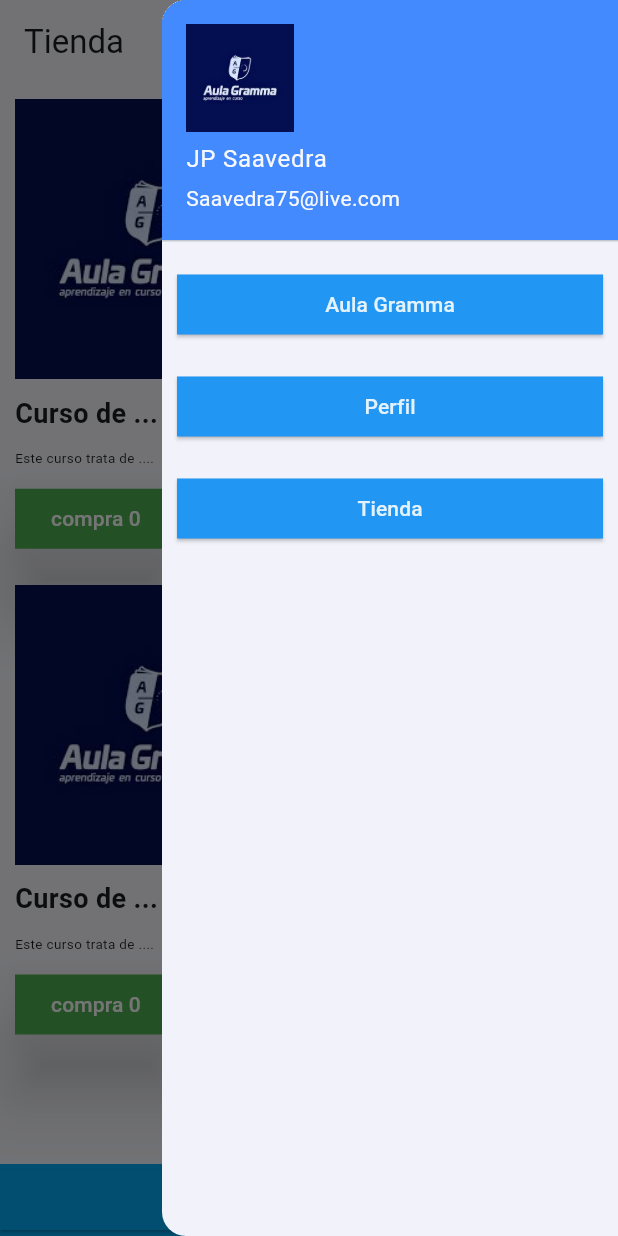
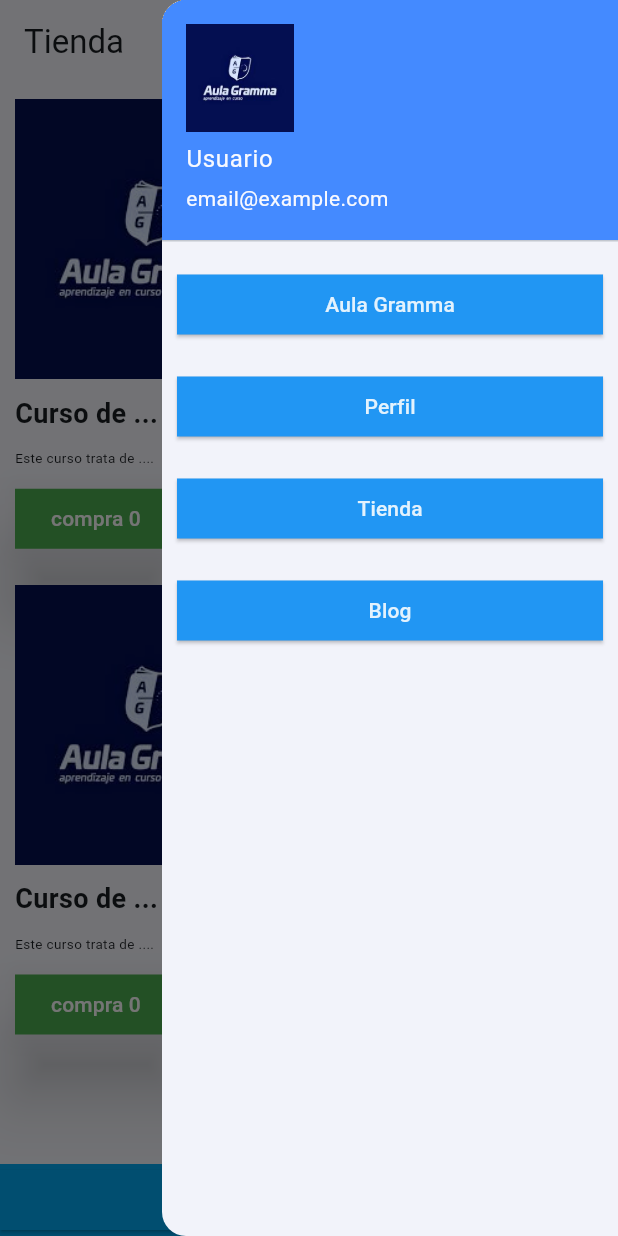
Before and after one commit to JuanPabloSaavedraRamirez/AppAulaGrama, a Flutter app: the tienda screen opened directly, in the side drawer, after a tap on "Confirmar compra", on a phone screen of 412 x 824 dp. Run offline on Flutter 3.47's test engine with Material 3 defaults, Android fonts, the phone set to English and light mode, and no system bars; our stand-ins replace image_cropper, image_picker, shared_preferences; accounts and stored records are empty.

Commit message:
cambios en mi

```diff
--- a/lib/main.dart
+++ b/lib/main.dart
@@ -1,7 +1,5 @@
-import 'package:app_aulagramma/login.dart';
 import 'package:app_aulagramma/register.dart';
-import 'package:flutter/material.dart'; //Este es para android
-import 'tienda.dart';
+import 'package:flutter/material.dart';
 
 void main(){
   runApp(app());
--- a/lib/menu.dart
+++ b/lib/menu.dart
@@ -1,25 +1,48 @@
+import 'package:app_aulagramma/blog.dart';
 import 'package:app_aulagramma/home.dart';
 import 'package:app_aulagramma/perfil.dart';
 import 'package:app_aulagramma/tienda.dart';
 import 'package:flutter/material.dart';
 import 'package:shared_preferences/shared_preferences.dart';
 
-class Menu extends StatelessWidget {
+class Menu extends StatefulWidget {
   const Menu({super.key});
 
-  Future<Map<String, String>> obtenerDatos() async {
+  @override
+  _MenuState createState() => _MenuState();
+}
+
+class _MenuState extends State<Menu> {
+  String username = '';
+  String email = '';
+  String age = '';
+  String number = '';
+
+  @override
+  void initState() {
+    super.initState();
+    obtenerDatos();
+  }
+
+  Future<void> obtenerDatos() async {
     final SharedPreferences prefs = await SharedPreferences.getInstance();
-    String username = prefs.getString("usuario") ?? '';
-    String email = prefs.getString("correo") ?? '';
-    String age = prefs.getString("edad") ?? '';
-    String number = prefs.getString("numero") ?? '';
 
-    return {
-      'username': username,
-      'email': email,
-      'age': age,
-      'number': number,
-    };
+    String regUsername = prefs.getString('username') ?? '';
+    String regEmail = prefs.getString('email') ?? '';
+    String regAge = prefs.getString('age') ?? '';
+    String regNumber = prefs.getString('number') ?? '';
+
+    String loginUsername = prefs.getString('loginUsername') ?? '';
+    String loginEmail = prefs.getString('loginEmail') ?? '';
+    String loginAge = prefs.getString('loginAge') ?? '';
+    String loginNumber = prefs.getString('loginNumber') ?? '';
+
+    setState(() {
+      username = regUsername.isNotEmpty ? regUsername : loginUsername;
+      email = regEmail.isNotEmpty ? regEmail : loginEmail;
+      age = regAge.isNotEmpty ? regAge : loginAge;
+      number = regNumber.isNotEmpty ? regNumber : loginNumber;
+    });
   }
 
   @override
@@ -28,8 +51,8 @@
       child: ListView(
         children: [
           UserAccountsDrawerHeader(
-            accountName: Text("JP Saavedra"),
-            accountEmail: Text("Saavedra75@live.com"),
+            accountName: Text(username.isNotEmpty ? username : "Usuario"),
+            accountEmail: Text(email.isNotEmpty ? email : "email@example.com"),
             currentAccountPicture: Image.asset("Imagenes/LogoAulagramma.jpeg"),
             decoration: BoxDecoration(
               color: Colors.blueAccent,
@@ -38,8 +61,7 @@
           Container(
             margin: EdgeInsets.all(10),
             child: ElevatedButton(
-              onPressed: () async {
-
+              onPressed: () {
                 Navigator.of(context).push(
                   MaterialPageRoute(
                     builder: (BuildContext context) {
@@ -71,16 +93,14 @@
             margin: EdgeInsets.all(10),
             child: ElevatedButton(
               onPressed: () async {
-                final datos = await obtenerDatos();
-
                 Navigator.of(context).push(
                   MaterialPageRoute(
                     builder: (BuildContext context) {
                       return Perfil(
-                        username: datos['username']!,
-                        email: datos['email']!,
-                        age: datos['age']!,
-                        number: datos['number']!,
+                        username: username,
+                        email: email,
+                        age: age,
+                        number: number,
                       );
                     },
                   ),
@@ -108,7 +128,7 @@
           Container(
             margin: EdgeInsets.all(10),
             child: ElevatedButton(
-              onPressed: () async {
+              onPressed: () {
                 Navigator.of(context).push(
                   MaterialPageRoute(
                     builder: (BuildContext context) {
@@ -136,6 +156,37 @@
               ),
             ),
           ),
+          Container(
+            margin: EdgeInsets.all(10),
+            child: ElevatedButton(
+              onPressed: () {
+                Navigator.of(context).push(
+                  MaterialPageRoute(
+                    builder: (BuildContext context) {
+                      return Blog(username: username);
+                    },
+                  ),
+                );
+              },
+              child: Row(
+                mainAxisAlignment: MainAxisAlignment.center,
+                children: [
+                  Text(
+                    "Blog",
+                    style: TextStyle(
+                      color: Colors.blue[50],
+                    ),
+                  ),
+                ],
+              ),
+              style: ElevatedButton.styleFrom(
+                backgroundColor: Colors.blue,
+                shape: RoundedRectangleBorder(
+                  borderRadius: BorderRadius.circular(0),
+                ),
+              ),
+            ),
+          ),
         ],
       ),
     );
--- a/lib/pantallaConfirmar.dart
+++ b/lib/pantallaConfirmar.dart
@@ -10,7 +10,7 @@
 class _pantallaConfirmarState extends State<pantallaConfirmar> {
 
   void mostrarAlerta(){
-    showDialog( //hace que aparezca como un cuadro de confirmacion o sobre encimado
+    showDialog(
         context: context,
         builder: (BuildContext context){
           return AlertDialog(
--- a/lib/producto.dart
+++ b/lib/producto.dart
@@ -60,7 +60,7 @@
                 const SizedBox(
                   height: 10,
                 ),
-                ElevatedButton( //un boton
+                ElevatedButton(
                   onPressed: (){
                     agregarCarrito();
                   },
--- a/lib/register.dart
+++ b/lib/register.dart
@@ -83,6 +83,7 @@
     await prefs.setString('age', ageController.text);
     await prefs.setString('number', numberController.text);
   }
+
 
   void _onComplete() async {
     if (!_validateFields()) {
--- a/lib/tienda.dart
+++ b/lib/tienda.dart
@@ -18,12 +18,12 @@
         automaticallyImplyLeading: false,
         title: Text("Tienda"),
       ),
-      endDrawer: Menu(), //crear un drawer llamando al manu
+      endDrawer: Menu(),
       body:
       Column(
         children: [
           Expanded(
-            child: ListView( //Para hacer scroll
+            child: ListView(
               children: [
                 Row(
                   children: [
@@ -45,19 +45,10 @@
             color: Colors.lightBlue,
             child: ElevatedButton(
               onPressed: (){
-
-                //Opcion 1 carga una nueva pantalla
                 Navigator.of(context).push(MaterialPageRoute(
                     builder: (BuildContext context){
                       return new pantallaConfirmar();
                     }));
-
-                //Opcion 2 esta desaparece la anterior y carga una nueva
-                /*Navigator.of(context).pushAndRemoveUntil(MaterialPageRoute(
-                    builder:(BuildContext context) {
-                      return new pantallaConfirmar();
-                    }), (Route) => false);*/
-
               },
               child: Text("Confirmar compra", style: TextStyle(
                 color: Colors.white,
```
Also changed, not shown: lib/blog.dart (added, +74 -0 lines), lib/login.dart (+41 -50 lines), lib/modificarPerfil.dart (+16 -1 lines).
